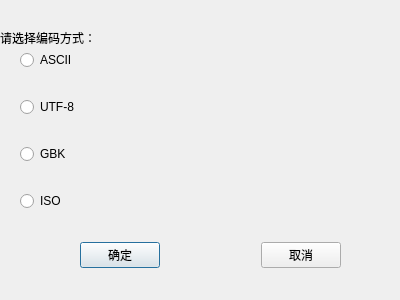
First picture: the form in Qt/CloudSharedCoding/switchingencodingmode.ui, repository GnoCiYeH/CloudShareCode, before the edit.
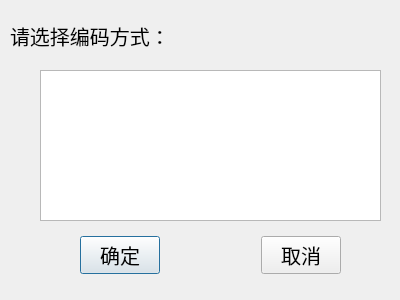
Second picture: the form after the edit.

Diff of the .ui file:
```diff
--- a/Qt/CloudSharedCoding/switchingencodingmode.ui
+++ b/Qt/CloudSharedCoding/switchingencodingmode.ui
@@ -13,94 +13,20 @@
   <property name="windowTitle">
    <string>Dialog</string>
   </property>
-  <widget class="QWidget" name="widget" native="true">
-   <property name="geometry">
-    <rect>
-     <x>20</x>
-     <y>50</y>
-     <width>281</width>
-     <height>161</height>
-    </rect>
-   </property>
-   <layout class="QVBoxLayout" name="verticalLayout">
-    <item>
-     <widget class="QRadioButton" name="ASCII">
-      <property name="text">
-       <string>ASCII</string>
-      </property>
-     </widget>
-    </item>
-    <item>
-     <spacer name="verticalSpacer">
-      <property name="orientation">
-       <enum>Qt::Vertical</enum>
-      </property>
-      <property name="sizeHint" stdset="0">
-       <size>
-        <width>20</width>
-        <height>40</height>
-       </size>
-      </property>
-     </spacer>
-    </item>
-    <item>
-     <widget class="QRadioButton" name="UTF8">
-      <property name="text">
-       <string>UTF-8</string>
-      </property>
-     </widget>
-    </item>
-    <item>
-     <spacer name="verticalSpacer_2">
-      <property name="orientation">
-       <enum>Qt::Vertical</enum>
-      </property>
-      <property name="sizeHint" stdset="0">
-       <size>
-        <width>20</width>
-        <height>40</height>
-       </size>
-      </property>
-     </spacer>
-    </item>
-    <item>
-     <widget class="QRadioButton" name="GBK">
-      <property name="text">
-       <string>GBK</string>
-      </property>
-     </widget>
-    </item>
-    <item>
-     <spacer name="verticalSpacer_3">
-      <property name="orientation">
-       <enum>Qt::Vertical</enum>
-      </property>
-      <property name="sizeHint" stdset="0">
-       <size>
-        <width>20</width>
-        <height>40</height>
-       </size>
-      </property>
-     </spacer>
-    </item>
-    <item>
-     <widget class="QRadioButton" name="ISO">
-      <property name="text">
-       <string>ISO</string>
-      </property>
-     </widget>
-    </item>
-   </layout>
-  </widget>
   <widget class="QLabel" name="label">
    <property name="geometry">
     <rect>
-     <x>0</x>
-     <y>30</y>
-     <width>131</width>
-     <height>16</height>
+     <x>10</x>
+     <y>20</y>
+     <width>191</width>
+     <height>31</height>
     </rect>
    </property>
+   <property name="font">
+    <font>
+     <pointsize>15</pointsize>
+    </font>
+   </property>
    <property name="text">
     <string>请选择编码方式：</string>
    </property>
@@ -117,6 +43,17 @@
    <layout class="QHBoxLayout" name="horizontalLayout">
     <item>
      <widget class="QPushButton" name="pushButton_confirm">
+      <property name="minimumSize">
+       <size>
+        <width>80</width>
+        <height>30</height>
+       </size>
+      </property>
+      <property name="font">
+       <font>
+        <pointsize>15</pointsize>
+       </font>
+      </property>
       <property name="text">
        <string>确定</string>
       </property>
@@ -137,6 +74,17 @@
     </item>
     <item>
      <widget class="QPushButton" name="pushButton_cancel">
+      <property name="minimumSize">
+       <size>
+        <width>80</width>
+        <height>30</height>
+       </size>
+      </property>
+      <property name="font">
+       <font>
+        <pointsize>15</pointsize>
+       </font>
+      </property>
       <property name="text">
        <string>取消</string>
       </property>
@@ -144,6 +92,16 @@
     </item>
    </layout>
   </widget>
+  <widget class="QListWidget" name="listWidget">
+   <property name="geometry">
+    <rect>
+     <x>40</x>
+     <y>70</y>
+     <width>341</width>
+     <height>151</height>
+    </rect>
+   </property>
+  </widget>
  </widget>
  <resources/>
  <connections/>
```
Left out of the diff: 3 changed lines with no effect on the pictures.
